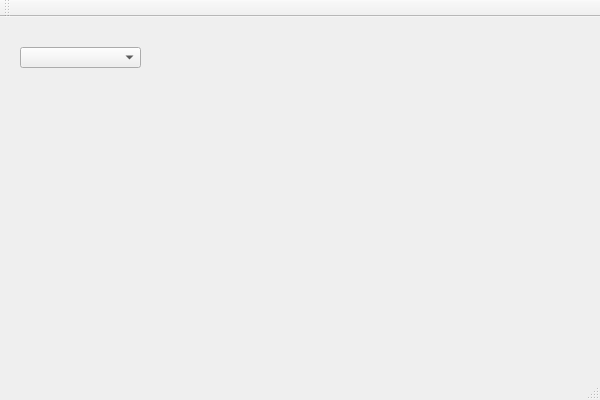
The window that 3get33/3get33/LevelEditor/LevelEditor/leveleditor.ui (Egepi/3get33) describes before a commit, drawn with Qt 5.
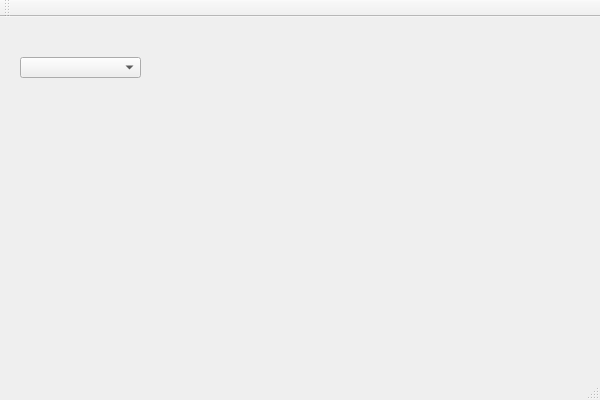
The same window after the commit.

Commit message: Can make files that the main UI can read

Patch:
```diff
--- a/3get33/3get33/LevelEditor/LevelEditor/leveleditor.ui
+++ b/3get33/3get33/LevelEditor/LevelEditor/leveleditor.ui
@@ -2,6 +2,9 @@
 <ui version="4.0">
  <class>LevelEditor</class>
  <widget class="QMainWindow" name="LevelEditor">
+  <property name="enabled">
+   <bool>true</bool>
+  </property>
   <property name="geometry">
    <rect>
     <x>0</x>
@@ -18,7 +21,7 @@
     <property name="geometry">
      <rect>
       <x>20</x>
-      <y>30</y>
+      <y>40</y>
       <width>121</width>
       <height>21</height>
      </rect>
```
The commit also changes 3 other files.
